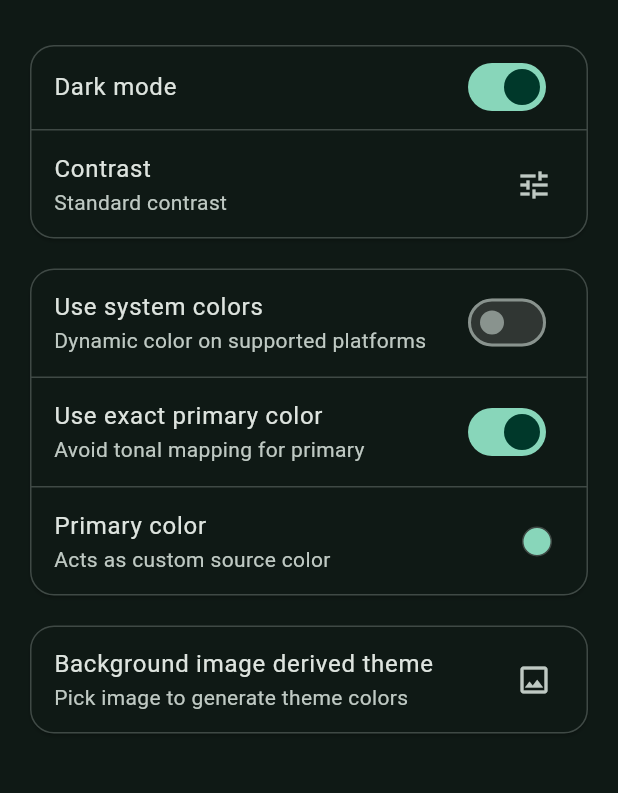
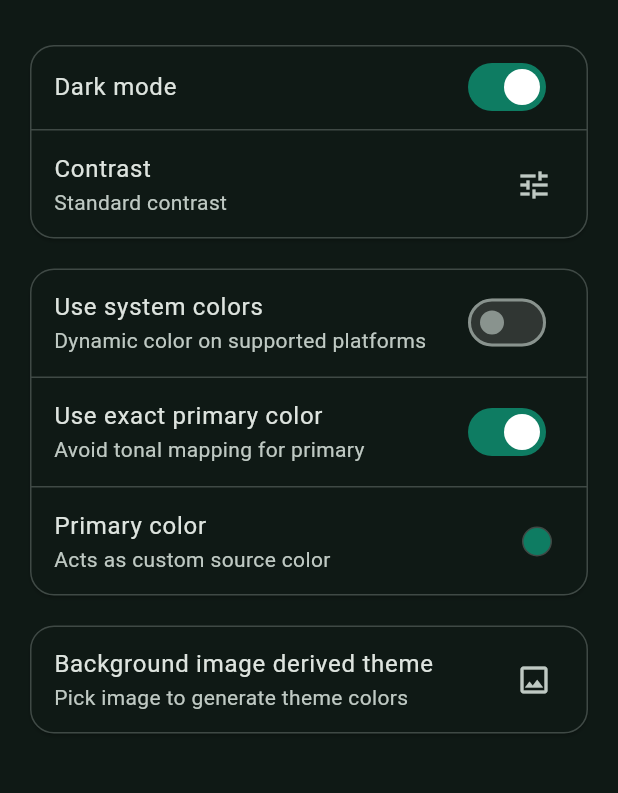
Before and after one commit to SleepyYui/open-appui, a Flutter app: the ThemeSettingsScreen screen opened by its route, after a tap on "Use exact primary color", on a phone screen of 412 x 824 dp, the part 63-856 px from its top. Run offline on Flutter 3.47's test engine with Material 3 defaults, Android fonts, the phone set to English and light mode, and no system bars; drawn by our look-alikes of dynamic_color; our stand-ins replace flutter_colorpicker, flutter_markdown, flutter_riverpod, flutter_secure_storage, go_router, image_picker and 4 more; accounts and stored records are empty.

Commit message:
Improve theme settings and add iOS permissions
Added iOS Info.plist permissions for photo library and camera access to support theming with images. Enhanced theme settings logic to immediately apply changes in contrast and primary color preferences, and improved persistence and application of custom seed colors in the theme settings screen.

```diff
--- a/lib/src/core/theme/app_theme.dart
+++ b/lib/src/core/theme/app_theme.dart
@@ -40,7 +40,12 @@ class AppThemeController extends StateNotifier<AppThemeModel> {
   }
 
   void setMode(ThemeMode mode) {
-    state = state.copyWith(mode: mode);
+    // Recompute themes so changes in contrast / exact primary take effect immediately
+    state = AppThemeModel(
+      light: _buildLightTheme(),
+      dark: _buildDarkTheme(),
+      mode: mode,
+    );
   }
 
   void setSeed(Color seed) {
@@ -72,6 +77,10 @@ final appThemeProvider =
       ref.listen<AppSettingsModel>(appSettingsProvider, (_, next) {
         _contrastLevel = next.contrastLevel;
         _preferExactPrimary = next.useExactPrimaryColor;
+        // If exact primary is on and a seed is stored, apply directly
+        if (_preferExactPrimary && next.seedColor != null) {
+          _seedColor = next.seedColor!;
+        }
       });
       return AppThemeController();
     });
--- a/lib/src/features/chat/screens/theme_settings_screen.dart
+++ b/lib/src/features/chat/screens/theme_settings_screen.dart
@@ -77,6 +77,7 @@ class ThemeSettingsScreen extends ConsumerWidget {
                   value: settings.useExactPrimaryColor,
                   onChanged: (v) async {
                     await settingsCtrl.setUseExactPrimaryColor(v);
+                    // Force rebuild using current seed on toggle
                     themeCtrl.setMode(theme.mode);
                   },
                 ),
@@ -88,7 +89,9 @@ class ThemeSettingsScreen extends ConsumerWidget {
                     width: 20,
                     height: 20,
                     decoration: BoxDecoration(
-                      color: Theme.of(context).colorScheme.primary,
+                      color:
+                          settings.seedColor ??
+                          Theme.of(context).colorScheme.primary,
                       shape: BoxShape.circle,
                       border: Border.all(
                         color: Theme.of(context).colorScheme.outlineVariant,
@@ -96,7 +99,9 @@ class ThemeSettingsScreen extends ConsumerWidget {
                     ),
                   ),
                   onTap: () async {
-                    Color picked = Theme.of(context).colorScheme.primary;
+                    Color picked =
+                        settings.seedColor ??
+                        Theme.of(context).colorScheme.primary;
                     final ok = await showDialog<bool>(
                       context: context,
                       builder:
@@ -123,9 +128,16 @@ class ThemeSettingsScreen extends ConsumerWidget {
                           ),
                     );
                     if (ok == true) {
-                      themeCtrl.setSeed(picked);
+                      // Persist chosen seed; do not immediately rebuild UI color if user wants tonal mapping off
+                      // We always store it, then: if "Use exact primary" is on, apply directly; else let scheme build from seed
                       await settingsCtrl.setSeedColor(picked);
                       await settingsCtrl.setUseDynamic(false);
+                      if (settings.useExactPrimaryColor) {
+                        themeCtrl.setSeed(picked);
+                      } else {
+                        // Rebuild using current mode to pick up new seed
+                        themeCtrl.setMode(theme.mode);
+                      }
                     }
                   },
                 ),
@@ -187,7 +199,7 @@ class ThemeSettingsScreen extends ConsumerWidget {
 
 class _ContrastDialog extends StatelessWidget {
   final String initial;
-  const _ContrastDialog({super.key, required this.initial});
+  const _ContrastDialog({required this.initial});
 
   @override
   Widget build(BuildContext context) {
```
Also changed, not shown: 2 other files.
